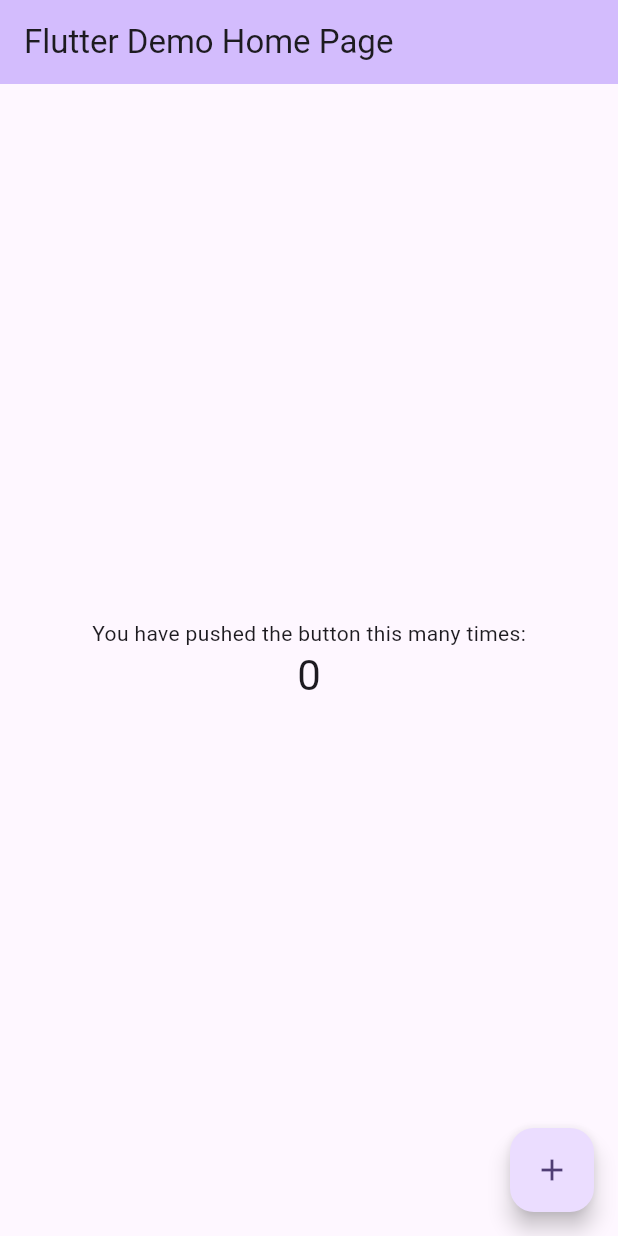
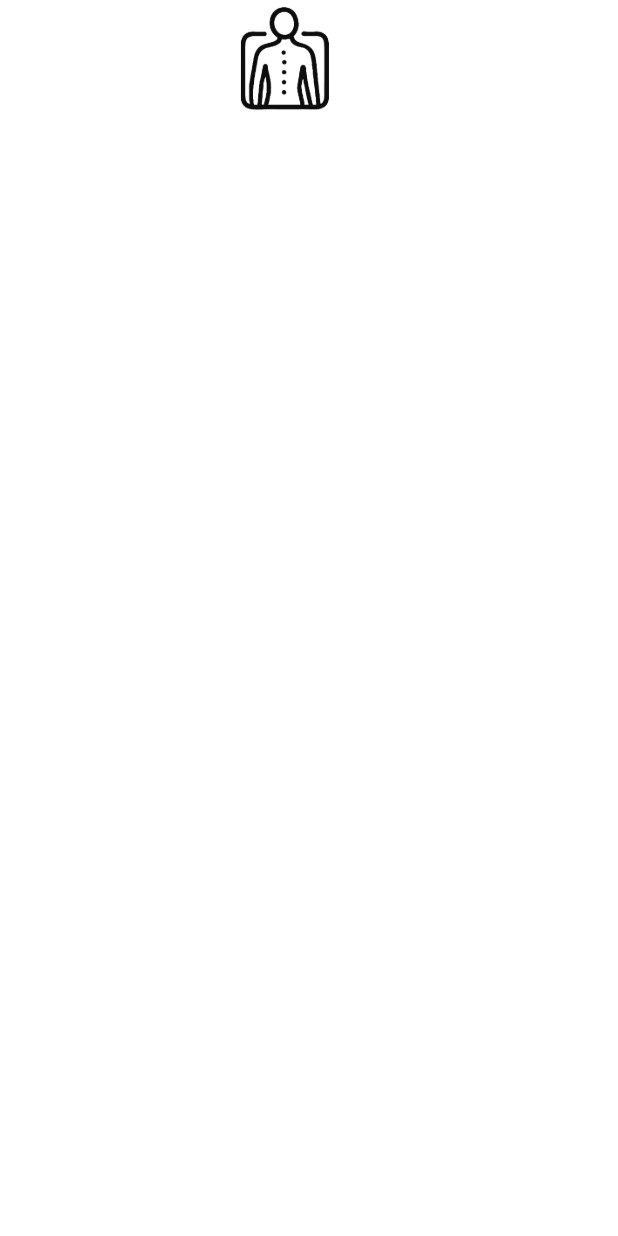
Before and after one commit to quinvrs/perFORM, a Flutter app: the screen it shows after launch, on a phone screen of 412 x 824 dp. Run offline on Flutter 3.47's test engine with Material 3 defaults, Android fonts, the phone set to English and light mode, and no system bars.

Commit message:
updated template, added loading screen
medyo buggy and wala sa center ang logo hahaha pangit kasi pagkacrop mianhe

```diff
--- a/lib/main.dart
+++ b/lib/main.dart
@@ -1,4 +1,5 @@
 import 'package:flutter/material.dart';
+import 'screens/welcome_screen.dart';
 
 void main() {
   runApp(const MyApp());
@@ -7,116 +8,14 @@ void main() {
 class MyApp extends StatelessWidget {
   const MyApp({super.key});
 
-  // This widget is the root of your application.
   @override
   Widget build(BuildContext context) {
     return MaterialApp(
       title: 'Flutter Demo',
       theme: ThemeData(
-        // This is the theme of your application.
-        //
-        // TRY THIS: Try running your application with "flutter run". You'll see
-        // the application has a purple toolbar. Then, without quitting the app,
-        // try changing the seedColor in the colorScheme below to Colors.green
-        // and then invoke "hot reload" (save your changes or press the "hot
-        // reload" button in a Flutter-supported IDE, or press "r" if you used
-        // the command line to start the app).
-        //
-        // Notice that the counter didn't reset back to zero; the application
-        // state is not lost during the reload. To reset the state, use hot
-        // restart instead.
-        //
-        // This works for code too, not just values: Most code changes can be
-        // tested with just a hot reload.
-        colorScheme: .fromSeed(seedColor: Colors.deepPurple),
+        colorScheme: ColorScheme.fromSeed(seedColor: Colors.deepPurple),
       ),
-      home: const MyHomePage(title: 'Flutter Demo Home Page'),
+      home: const WelcomeSmartAnimate(),
     );
   }
 }
-
-class MyHomePage extends StatefulWidget {
-  const MyHomePage({super.key, required this.title});
-
-  // This widget is the home page of your application. It is stateful, meaning
-  // that it has a State object (defined below) that contains fields that affect
-  // how it looks.
-
-  // This class is the configuration for the state. It holds the values (in this
-  // case the title) provided by the parent (in this case the App widget) and
-  // used by the build method of the State. Fields in a Widget subclass are
-  // always marked "final".
-
-  final String title;
-
-  @override
-  State<MyHomePage> createState() => _MyHomePageState();
-}
-
-class _MyHomePageState extends State<MyHomePage> {
-  int _counter = 0;
-
-  void _incrementCounter() {
-    setState(() {
-      // This call to setState tells the Flutter framework that something has
-      // changed in this State, which causes it to rerun the build method below
-      // so that the display can reflect the updated values. If we changed
-      // _counter without calling setState(), then the build method would not be
-      // called again, and so nothing would appear to happen.
-      _counter++;
-    });
-  }
-
-  @override
-  Widget build(BuildContext context) {
-    // This method is rerun every time setState is called, for instance as done
-    // by the _incrementCounter method above.
-    //
-    // The Flutter framework has been optimized to make rerunning build methods
-    // fast, so that you can just rebuild anything that needs updating rather
-    // than having to individually change instances of widgets.
-    return Scaffold(
-      appBar: AppBar(
-        // TRY THIS: Try changing the color here to a specific color (to
-        // Colors.amber, perhaps?) and trigger a hot reload to see the AppBar
-        // change color while the other colors stay the same.
-        backgroundColor: Theme.of(context).colorScheme.inversePrimary,
-        // Here we take the value from the MyHomePage object that was created by
-        // the App.build method, and use it to set our appbar title.
-        title: Text(widget.title),
-      ),
-      body: Center(
-        // Center is a layout widget. It takes a single child and positions it
-        // in the middle of the parent.
-        child: Column(
-          // Column is also a layout widget. It takes a list of children and
-          // arranges them vertically. By default, it sizes itself to fit its
-          // children horizontally, and tries to be as tall as its parent.
-          //
-          // Column has various properties to control how it sizes itself and
-          // how it positions its children. Here we use mainAxisAlignment to
-          // center the children vertically; the main axis here is the vertical
-          // axis because Columns are vertical (the cross axis would be
-          // horizontal).
-          //
-          // TRY THIS: Invoke "debug painting" (choose the "Toggle Debug Paint"
-          // action in the IDE, or press "p" in the console), to see the
-          // wireframe for each widget.
-          mainAxisAlignment: .center,
-          children: [
-            const Text('You have pushed the button this many times:'),
-            Text(
-              '$_counter',
-              style: Theme.of(context).textTheme.headlineMedium,
-            ),
-          ],
-        ),
-      ),
-      floatingActionButton: FloatingActionButton(
-        onPressed: _incrementCounter,
-        tooltip: 'Increment',
-        child: const Icon(Icons.add),
-      ),
-    );
-  }
-}
--- /dev/null
+++ b/lib/screens/welcome_screen.dart
@@ -0,0 +1,88 @@
+import 'dart:async';
+import 'package:flutter/material.dart';
+
+class LogoFrame {
+  final double left;
+  final double top;
+  final double width;
+  final double height;
+
+  const LogoFrame({
+    required this.left,
+    required this.top,
+    required this.width,
+    required this.height,
+  });
+}
+
+class WelcomeSmartAnimate extends StatefulWidget {
+  const WelcomeSmartAnimate({super.key});
+
+  @override
+  State<WelcomeSmartAnimate> createState() => _WelcomeSmartAnimateState();
+}
+
+class _WelcomeSmartAnimateState extends State<WelcomeSmartAnimate> {
+  static const _baseW = 375.0;
+  static const _baseH = 812.0;
+
+  static const List<LogoFrame> _frames = [
+    LogoFrame(left: 119, top: 0, width: 104, height: 85),
+    LogoFrame(left: 135, top: 352, width: 104, height: 117),
+    LogoFrame(left: 96, top: 315, width: 170, height: 191),
+  ];
+
+  int _index = 0;
+  Timer? _timer;
+
+  @override
+  void initState() {
+    super.initState();
+    _timer = Timer.periodic(const Duration(milliseconds: 600), (_) {
+      setState(() => _index = (_index + 1) % _frames.length);
+    });
+  }
+
+  @override
+  void dispose() {
+    _timer?.cancel();
+    super.dispose();
+  }
+
+  void _next() => setState(() => _index = (_index + 1) % _frames.length);
+
+  @override
+  Widget build(BuildContext context) {
+    return Scaffold(
+      backgroundColor: Colors.white,
+      body: LayoutBuilder(
+        builder: (context, c) {
+          final sx = c.maxWidth / _baseW;
+          final sy = c.maxHeight / _baseH;
+          final f = _frames[_index];
+
+          return GestureDetector(
+            behavior: HitTestBehavior.opaque,
+            onTap: _next,
+            child: Stack(
+              children: [
+                AnimatedPositioned(
+                  duration: const Duration(milliseconds: 100),
+                  curve: Curves.bounceOut,
+                  left: f.left * sx,
+                  top: f.top * sy,
+                  width: f.width * sx,
+                  height: f.height * sy,
+                  child: Image.asset(
+                    'assets/corerect-transparent-1.png',
+                    fit: BoxFit.contain,
+                  ),
+                ),
+              ],
+            ),
+          );
+        },
+      ),
+    );
+  }
+}
```
Also changed, not shown: pubspec.yaml (+3 -66 lines), assets/corerect-transparent-1.png (added), assets/corerect-transparent.png (added), 2 other files.
